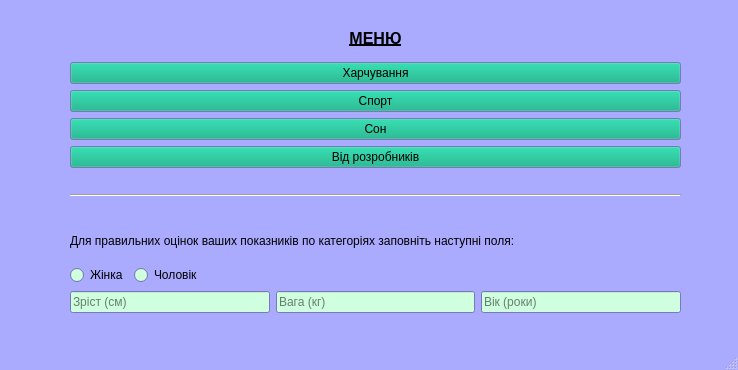
Above: mainwindow.ui from Stalkeroid13/Health_statistic before the change. Below: the same form after it.
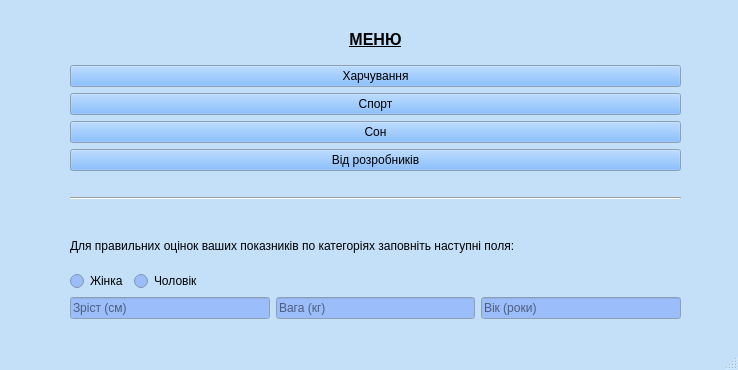
That is the form after the change.

```diff
--- a/mainwindow.ui
+++ b/mainwindow.ui
@@ -16,9 +16,9 @@
      <colorrole role="Button">
       <brush brushstyle="SolidPattern">
        <color alpha="255">
-        <red>0</red>
+        <red>103</red>
         <green>170</green>
-        <blue>127</blue>
+        <blue>249</blue>
        </color>
       </brush>
      </colorrole>
@@ -34,18 +34,63 @@
      <colorrole role="Base">
       <brush brushstyle="SolidPattern">
        <color alpha="255">
-        <red>207</red>
-        <green>255</green>
-        <blue>222</blue>
+        <red>155</red>
+        <green>189</green>
+        <blue>249</blue>
        </color>
       </brush>
      </colorrole>
      <colorrole role="Window">
       <brush brushstyle="SolidPattern">
        <color alpha="255">
-        <red>170</red>
-        <green>170</green>
-        <blue>255</blue>
+        <red>196</red>
+        <green>224</green>
+        <blue>249</blue>
+       </color>
+      </brush>
+     </colorrole>
+     <colorrole role="Highlight">
+      <brush brushstyle="SolidPattern">
+       <color alpha="255">
+        <red>185</red>
+        <green>95</green>
+        <blue>137</blue>
+       </color>
+      </brush>
+     </colorrole>
+     <colorrole role="Link">
+      <brush brushstyle="SolidPattern">
+       <color alpha="255">
+        <red>46</red>
+        <green>192</green>
+        <blue>249</blue>
+       </color>
+      </brush>
+     </colorrole>
+     <colorrole role="LinkVisited">
+      <brush brushstyle="SolidPattern">
+       <color alpha="255">
+        <red>31</red>
+        <green>131</green>
+        <blue>168</blue>
+       </color>
+      </brush>
+     </colorrole>
+     <colorrole role="AlternateBase">
+      <brush brushstyle="SolidPattern">
+       <color alpha="255">
+        <red>196</red>
+        <green>224</green>
+        <blue>249</blue>
+       </color>
+      </brush>
+     </colorrole>
+     <colorrole role="Accent">
+      <brush brushstyle="SolidPattern">
+       <color alpha="255">
+        <red>128</red>
+        <green>128</green>
+        <blue>128</blue>
        </color>
       </brush>
      </colorrole>
@@ -54,9 +99,9 @@
      <colorrole role="Button">
       <brush brushstyle="SolidPattern">
        <color alpha="255">
-        <red>0</red>
+        <red>103</red>
         <green>170</green>
-        <blue>127</blue>
+        <blue>249</blue>
        </color>
       </brush>
      </colorrole>
@@ -72,18 +117,63 @@
      <colorrole role="Base">
       <brush brushstyle="SolidPattern">
        <color alpha="255">
-        <red>207</red>
-        <green>255</green>
-        <blue>222</blue>
+        <red>155</red>
+        <green>189</green>
+        <blue>249</blue>
        </color>
       </brush>
      </colorrole>
      <colorrole role="Window">
       <brush brushstyle="SolidPattern">
        <color alpha="255">
-        <red>170</red>
-        <green>170</green>
-        <blue>255</blue>
+        <red>196</red>
+        <green>224</green>
+        <blue>249</blue>
+       </color>
+      </brush>
+     </colorrole>
+     <colorrole role="Highlight">
+      <brush brushstyle="SolidPattern">
+       <color alpha="255">
+        <red>185</red>
+        <green>95</green>
+        <blue>137</blue>
+       </color>
+      </brush>
+     </colorrole>
+     <colorrole role="Link">
+      <brush brushstyle="SolidPattern">
+       <color alpha="255">
+        <red>46</red>
+        <green>192</green>
+        <blue>249</blue>
+       </color>
+      </brush>
+     </colorrole>
+     <colorrole role="LinkVisited">
+      <brush brushstyle="SolidPattern">
+       <color alpha="255">
+        <red>31</red>
+        <green>131</green>
+        <blue>168</blue>
+       </color>
+      </brush>
+     </colorrole>
+     <colorrole role="AlternateBase">
+      <brush brushstyle="SolidPattern">
+       <color alpha="255">
+        <red>196</red>
+        <green>224</green>
+        <blue>249</blue>
+       </color>
+      </brush>
+     </colorrole>
+     <colorrole role="Accent">
+      <brush brushstyle="SolidPattern">
+       <color alpha="255">
+        <red>128</red>
+        <green>128</green>
+        <blue>128</blue>
        </color>
       </brush>
      </colorrole>
@@ -92,9 +182,9 @@
      <colorrole role="Button">
       <brush brushstyle="SolidPattern">
        <color alpha="255">
-        <red>0</red>
+        <red>103</red>
         <green>170</green>
-        <blue>127</blue>
+        <blue>249</blue>
        </color>
       </brush>
      </colorrole>
@@ -110,18 +200,54 @@
      <colorrole role="Base">
       <brush brushstyle="SolidPattern">
        <color alpha="255">
-        <red>170</red>
-        <green>170</green>
-        <blue>255</blue>
+        <red>196</red>
+        <green>224</green>
+        <blue>249</blue>
        </color>
       </brush>
      </colorrole>
      <colorrole role="Window">
       <brush brushstyle="SolidPattern">
        <color alpha="255">
-        <red>170</red>
-        <green>170</green>
-        <blue>255</blue>
+        <red>196</red>
+        <green>224</green>
+        <blue>249</blue>
+       </color>
+      </brush>
+     </colorrole>
+     <colorrole role="Link">
+      <brush brushstyle="SolidPattern">
+       <color alpha="255">
+        <red>46</red>
+        <green>192</green>
+        <blue>249</blue>
+       </color>
+      </brush>
+     </colorrole>
+     <colorrole role="LinkVisited">
+      <brush brushstyle="SolidPattern">
+       <color alpha="255">
+        <red>31</red>
+        <green>131</green>
+        <blue>168</blue>
+       </color>
+      </brush>
+     </colorrole>
+     <colorrole role="AlternateBase">
+      <brush brushstyle="SolidPattern">
+       <color alpha="255">
+        <red>196</red>
+        <green>224</green>
+        <blue>249</blue>
+       </color>
+      </brush>
+     </colorrole>
+     <colorrole role="Accent">
+      <brush brushstyle="SolidPattern">
+       <color alpha="255">
+        <red>128</red>
+        <green>128</green>
+        <blue>128</blue>
        </color>
       </brush>
      </colorrole>
@@ -138,7 +264,7 @@
       <x>70</x>
       <y>20</y>
       <width>611</width>
-      <height>293</height>
+      <height>299</height>
      </rect>
     </property>
     <layout class="QVBoxLayout" name="verticalLayout">
@@ -163,43 +289,6 @@
       <layout class="QVBoxLayout" name="verticalLayout_3">
        <item>
         <widget class="QPushButton" name="pushButton">
-         <property name="palette">
-          <palette>
-           <active>
-            <colorrole role="Button">
-             <brush brushstyle="SolidPattern">
-              <color alpha="255">
-               <red>0</red>
-               <green>170</green>
-               <blue>127</blue>
-              </color>
-             </brush>
-            </colorrole>
-           </active>
-           <inactive>
-            <colorrole role="Button">
-             <brush brushstyle="SolidPattern">
-              <color alpha="255">
-               <red>0</red>
-               <green>170</green>
-               <blue>127</blue>
-              </color>
-             </brush>
-            </colorrole>
-           </inactive>
-           <disabled>
-            <colorrole role="Button">
-             <brush brushstyle="SolidPattern">
-              <color alpha="255">
-               <red>0</red>
-               <green>170</green>
-               <blue>127</blue>
-              </color>
-             </brush>
-            </colorrole>
-           </disabled>
-          </palette>
-         </property>
          <property name="text">
           <string>Харчування</string>
          </property>
@@ -425,88 +514,6 @@
       <layout class="QHBoxLayout" name="horizontalLayout_2">
        <item>
         <widget class="QLineEdit" name="lineEdit">
-         <property name="palette">
-          <palette>
-           <active>
-            <colorrole role="Light">
-             <brush brushstyle="SolidPattern">
-              <color alpha="255">
-               <red>0</red>
-               <green>170</green>
-               <blue>127</blue>
-              </color>
-             </brush>
-            </colorrole>
-            <colorrole role="Base">
-             <brush brushstyle="SolidPattern">
-              <color alpha="255">
-               <red>207</red>
-               <green>255</green>
-               <blue>222</blue>
-              </color>
-             </brush>
-            </colorrole>
-            <colorrole role="HighlightedText">
-             <brush brushstyle="SolidPattern">
-              <color alpha="255">
-               <red>207</red>
-               <green>255</green>
-               <blue>222</blue>
-              </color>
-             </brush>
-            </colorrole>
-           </active>
-           <inactive>
-            <colorrole role="Light">
-             <brush brushstyle="SolidPattern">
-              <color alpha="255">
-               <red>0</red>
-               <green>170</green>
-               <blue>127</blue>
-              </color>
-             </brush>
-            </colorrole>
-            <colorrole role="Base">
-             <brush brushstyle="SolidPattern">
-              <color alpha="255">
-               <red>207</red>
-               <green>255</green>
-               <blue>222</blue>
-              </color>
-             </brush>
-            </colorrole>
-            <colorrole role="HighlightedText">
-             <brush brushstyle="SolidPattern">
-              <color alpha="255">
-               <red>207</red>
-               <green>255</green>
-               <blue>222</blue>
-              </color>
-             </brush>
-            </colorrole>
-           </inactive>
-           <disabled>
-            <colorrole role="Light">
-             <brush brushstyle="SolidPattern">
-              <color alpha="255">
-               <red>0</red>
-               <green>170</green>
-               <blue>127</blue>
-              </color>
-             </brush>
-            </colorrole>
-            <colorrole role="HighlightedText">
-             <brush brushstyle="SolidPattern">
-              <color alpha="255">
-               <red>207</red>
-               <green>255</green>
-               <blue>222</blue>
-              </color>
-             </brush>
-            </colorrole>
-           </disabled>
-          </palette>
-         </property>
          <property name="styleSheet">
           <string notr="true"/>
          </property>
```
Left out of the diff: 2 changed lines with no effect on the pictures.
